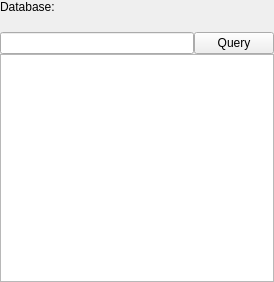
First picture: the form in lib/util/DatabaseGui/DatabaseTemplate.ui, repository acq4/acq4, before the edit.
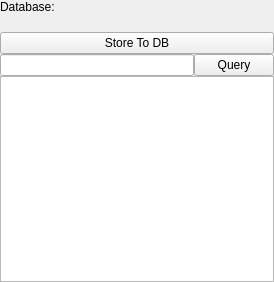
Second picture: the form after the edit. Custom widgets are drawn as their Qt base class.

What changed in the file:
```diff
--- a/lib/util/DatabaseGui/DatabaseTemplate.ui
+++ b/lib/util/DatabaseGui/DatabaseTemplate.ui
@@ -43,19 +43,26 @@
      <layout class="QGridLayout" name="gridLayout"/>
     </widget>
    </item>
-   <item row="2" column="0">
+   <item row="3" column="0">
     <widget class="QLineEdit" name="queryText"/>
    </item>
-   <item row="2" column="1">
+   <item row="3" column="1">
     <widget class="QPushButton" name="queryBtn">
      <property name="text">
       <string>Query</string>
      </property>
     </widget>
    </item>
-   <item row="3" column="0" colspan="2">
+   <item row="4" column="0" colspan="2">
     <widget class="TableWidget" name="queryTable"/>
    </item>
+   <item row="2" column="0" colspan="2">
+    <widget class="FeedbackButton" name="storeBtn">
+     <property name="text">
+      <string>Store To DB</string>
+     </property>
+    </widget>
+   </item>
   </layout>
  </widget>
  <customwidgets>
@@ -64,6 +71,11 @@
    <extends>QTableWidget</extends>
    <header>TableWidget</header>
   </customwidget>
+  <customwidget>
+   <class>FeedbackButton</class>
+   <extends>QPushButton</extends>
+   <header>FeedbackButton</header>
+  </customwidget>
  </customwidgets>
  <resources/>
  <connections/>
```
